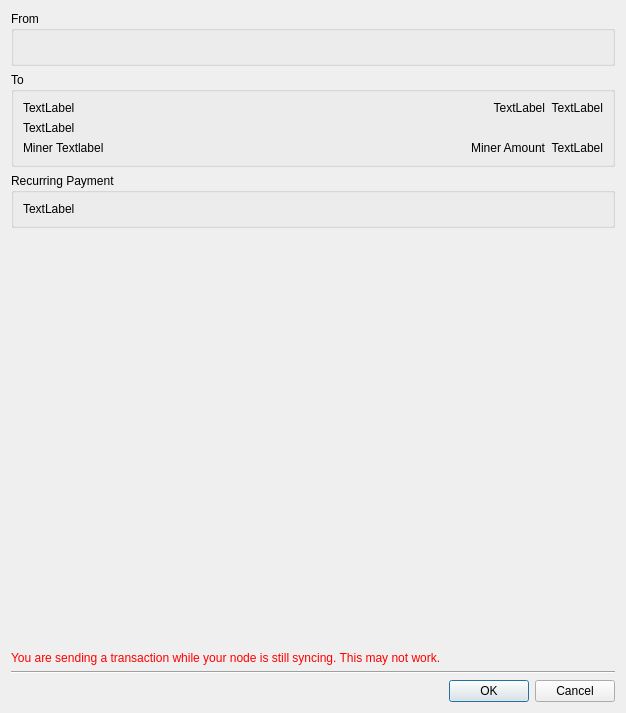
Above: src/confirm.ui from z-bitcoinz/BitcoinZ_Blue before the change. Below: the same form after it.
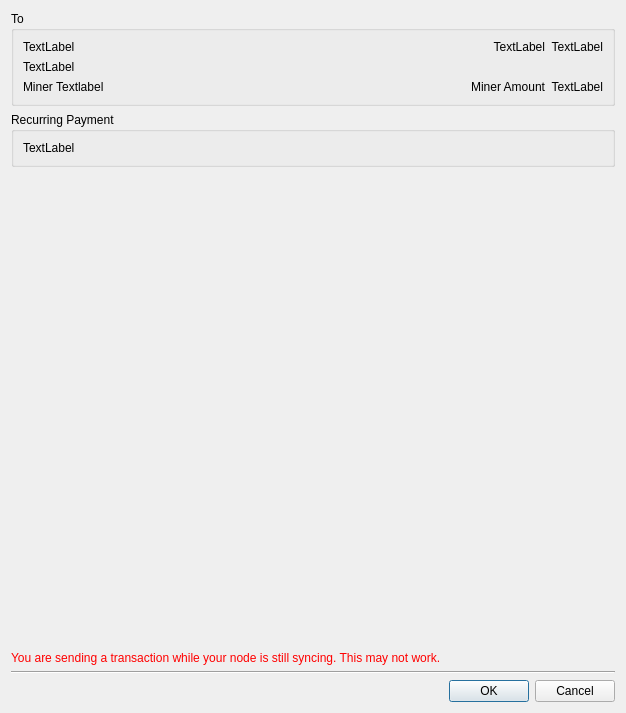
That is the form after the change.

Commit message: Fix from fields in confirm dialog

Diff of the .ui file:
```diff
--- a/src/confirm.ui
+++ b/src/confirm.ui
@@ -14,25 +14,6 @@
    <string>Confirm Transaction</string>
   </property>
   <layout class="QVBoxLayout" name="verticalLayout">
-   <item>
-    <widget class="QGroupBox" name="groupBox">
-     <property name="title">
-      <string>From</string>
-     </property>
-     <layout class="QVBoxLayout" name="verticalLayout_2">
-      <item>
-       <widget class="QLabel" name="sendFrom">
-        <property name="text">
-         <string notr="true"/>
-        </property>
-        <property name="wordWrap">
-         <bool>true</bool>
-        </property>
-       </widget>
-      </item>
-     </layout>
-    </widget>
-   </item>
    <item>
     <widget class="QGroupBox" name="sendToAddrs">
      <property name="title">
```
The commit also changes 2 other files.
